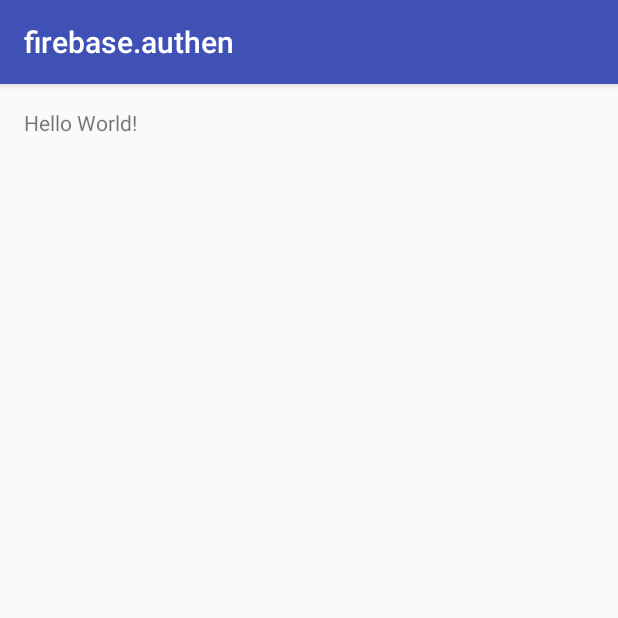
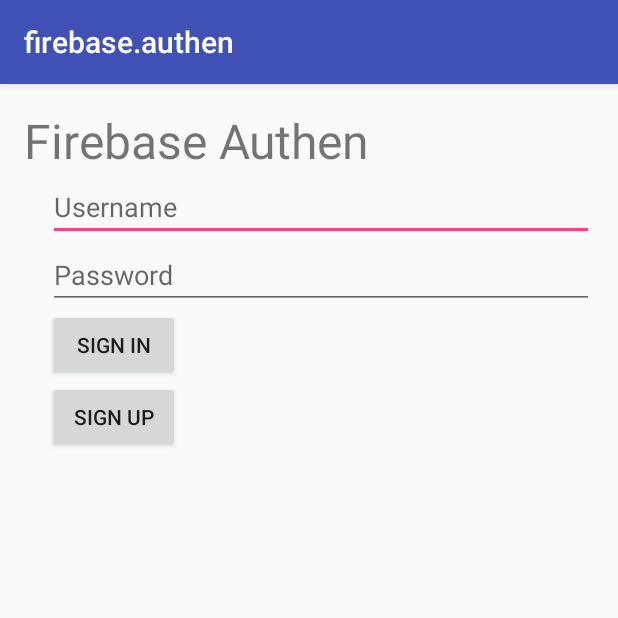
Before and after one commit to vashiravitMore/AndroidAuthenFirebase, an Android app: the screen it shows after launch (MainActivity), on a phone screen of 412 x 824 dp, the top half of it. Run offline under Robolectric (Android 15) with nearby library versions, the phone set to English and light mode, and no system bars; our stand-ins replace Firebase (no records; nobody signed in at launch, a user with empty details on screens opened directly).

Commit message:
sign up finish

```diff
--- a/app/build.gradle
+++ b/app/build.gradle
@@ -26,6 +26,8 @@ dependencies {
     })
     compile 'com.android.support:appcompat-v7:25.0.0'
     testCompile 'junit:junit:4.12'
+    compile 'com.google.firebase:firebase-auth:10.0.1'
+
 
 }
 apply plugin: 'com.google.gms.google-services'
--- a/app/src/main/AndroidManifest.xml
+++ b/app/src/main/AndroidManifest.xml
@@ -1,6 +1,8 @@
 <?xml version="1.0" encoding="utf-8"?>
 <manifest xmlns:android="http://schemas.android.com/apk/res/android"
     package="muenruekham.vashiravit.firebaseauthen">
+
+    <uses-permission android:name="android.permission.INTERNET" />
 
     <application
         android:allowBackup="true"
--- a/app/src/main/java/muenruekham/vashiravit/firebaseauthen/MainActivity.java
+++ b/app/src/main/java/muenruekham/vashiravit/firebaseauthen/MainActivity.java
@@ -1,13 +1,112 @@
 package muenruekham.vashiravit.firebaseauthen;
 
+import android.support.annotation.NonNull;
 import android.support.v7.app.AppCompatActivity;
 import android.os.Bundle;
+import android.util.Log;
+import android.view.View;
+import android.widget.Button;
+import android.widget.EditText;
+import android.widget.Toast;
 
-public class MainActivity extends AppCompatActivity {
+import com.google.android.gms.tasks.OnCompleteListener;
+import com.google.android.gms.tasks.Task;
+import com.google.firebase.auth.AuthResult;
+import com.google.firebase.auth.FirebaseAuth;
+import com.google.firebase.auth.FirebaseUser;
+
+public class MainActivity extends AppCompatActivity implements View.OnClickListener {
+
+
+    private FirebaseAuth mAuth;
+    private FirebaseAuth.AuthStateListener mAuthListener;
+    private EditText usernameEditText;
+    private EditText passwordEditText;
+    private Button signInButton;
+    private Button signUpButton;
+
+
+
 
     @Override
     protected void onCreate(Bundle savedInstanceState) {
         super.onCreate(savedInstanceState);
         setContentView(R.layout.activity_main);
+
+        mAuth = FirebaseAuth.getInstance();
+        // AuthStateListener เพื่อรอรับข้อมูล user ที่ได้จากการ sign-up และ sign-in
+        mAuthListener = new FirebaseAuth.AuthStateListener() {
+            @Override
+            public void onAuthStateChanged(@NonNull FirebaseAuth firebaseAuth) {
+                FirebaseUser user = firebaseAuth.getCurrentUser();
+                if (user != null) {
+                    // User sign
+                    Log.d("TAG", "onAuthStateChanged:signed_in:" + user.getUid());
+                } else {
+                    // user sign out
+                    Log.d("TAG", "onAuthStateChanged:signed_out");
+                }
+            }
+        };
+
+        // initial
+        usernameEditText = (EditText) findViewById(R.id.edtUsername);
+        passwordEditText = (EditText) findViewById(R.id.edtPassword);
+        signInButton = (Button) findViewById(R.id.signInButton);
+        signUpButton = (Button) findViewById(R.id.signUpButton);
+        signInButton.setOnClickListener(this);
+        signUpButton.setOnClickListener(this);
+
+
+
+
+    }
+    @Override
+    public void onStart() {
+        super.onStart();
+        mAuth.addAuthStateListener(mAuthListener);
+    }
+
+    @Override
+    public void onStop() {
+        super.onStop();
+        if (mAuthListener != null) {
+            mAuth.removeAuthStateListener(mAuthListener);
+        }
+    }
+
+    @Override
+    public void onClick(View view) {
+        if (view == signInButton) {
+
+        } else if (view == signUpButton) {
+            String email = usernameEditText.getText().toString();
+            String password = passwordEditText.getText().toString();
+            Toast.makeText(MainActivity.this,
+                    "email : " + email + ", password : " + password,
+                    Toast.LENGTH_SHORT)
+                    .show();
+
+            mAuth.createUserWithEmailAndPassword(email, password)
+                    .addOnCompleteListener(this, new OnCompleteListener<AuthResult>(){
+                        @Override
+                        public void onComplete(Task<AuthResult> task) {
+                            if (!task.isSuccessful()) {
+                                Toast.makeText(MainActivity.this,
+                                        "Authentication failed.",
+                                        Toast.LENGTH_SHORT)
+                                        .show();
+                            } else {
+                                Toast.makeText(MainActivity.this,
+                                        "Success",
+                                        Toast.LENGTH_SHORT)
+                                        .show();
+                            }
+                        }
+                    });
+
+
+        }
+
     }
 }
--- a/app/src/main/res/layout/activity_main.xml
+++ b/app/src/main/res/layout/activity_main.xml
@@ -1,5 +1,5 @@
 <?xml version="1.0" encoding="utf-8"?>
-<RelativeLayout xmlns:android="http://schemas.android.com/apk/res/android"
+<LinearLayout xmlns:android="http://schemas.android.com/apk/res/android"
     xmlns:tools="http://schemas.android.com/tools"
     android:id="@+id/activity_main"
     android:layout_width="match_parent"
@@ -8,10 +8,42 @@
     android:paddingLeft="@dimen/activity_horizontal_margin"
     android:paddingRight="@dimen/activity_horizontal_margin"
     android:paddingTop="@dimen/activity_vertical_margin"
+    android:orientation="vertical"
     tools:context="muenruekham.vashiravit.firebaseauthen.MainActivity">
 
     <TextView
+        android:textSize="32sp"
         android:layout_width="wrap_content"
         android:layout_height="wrap_content"
-        android:text="Hello World!" />
-</RelativeLayout>
+        android:text="Firebase Authen" />
+
+    <EditText
+        android:layout_marginLeft="16dp"
+        android:id="@+id/edtUsername"
+        android:maxLines="1"
+        android:layout_height="wrap_content"
+        android:layout_width="match_parent"
+        android:hint="Username"
+        />
+    <EditText
+        android:layout_marginLeft="16dp"
+        android:id="@+id/edtPassword"
+        android:maxLines="1"
+        android:layout_height="wrap_content"
+        android:layout_width="match_parent"
+        android:hint="Password"
+        />
+
+    <Button
+        android:layout_marginLeft="16dp"
+        android:id="@+id/signInButton"
+        android:text="Sign In"
+        android:layout_width="wrap_content"
+        android:layout_height="wrap_content" />
+    <Button
+        android:layout_marginLeft="16dp"
+        android:id="@+id/signUpButton"
+        android:text="Sign Up"
+        android:layout_width="wrap_content"
+        android:layout_height="wrap_content" />
+</LinearLayout>
```
